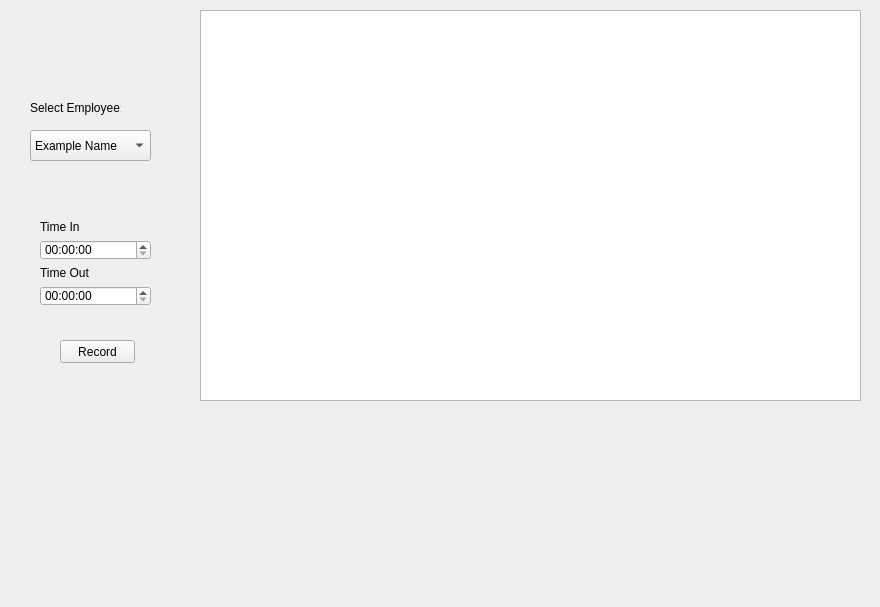
The window that Views/AppGUI.ui (AuCalloni/SDEV_220_Final_Project_Kobold) describes before a commit, drawn with Qt 5.
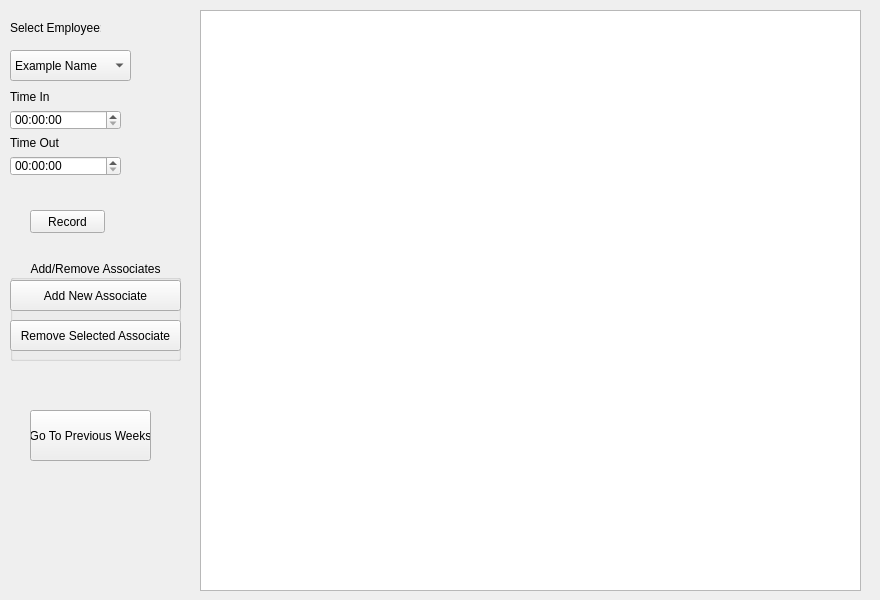
The same window after the commit.

Patch:
```diff
--- a/Views/AppGUI.ui
+++ b/Views/AppGUI.ui
@@ -7,7 +7,7 @@
     <x>0</x>
     <y>0</y>
     <width>880</width>
-    <height>607</height>
+    <height>600</height>
    </rect>
   </property>
   <property name="windowTitle">
@@ -17,8 +17,8 @@
    <widget class="QWidget" name="gridLayoutWidget">
     <property name="geometry">
      <rect>
-      <x>40</x>
-      <y>220</y>
+      <x>10</x>
+      <y>90</y>
       <width>111</width>
       <height>86</height>
      </rect>
@@ -52,15 +52,15 @@
       <x>200</x>
       <y>10</y>
       <width>661</width>
-      <height>391</height>
+      <height>581</height>
      </rect>
     </property>
    </widget>
    <widget class="QPushButton" name="record_button">
     <property name="geometry">
      <rect>
-      <x>60</x>
-      <y>340</y>
+      <x>30</x>
+      <y>210</y>
       <width>75</width>
       <height>23</height>
      </rect>
@@ -72,8 +72,8 @@
    <widget class="QComboBox" name="employee_combo">
     <property name="geometry">
      <rect>
-      <x>30</x>
-      <y>130</y>
+      <x>10</x>
+      <y>50</y>
       <width>121</width>
       <height>31</height>
      </rect>
@@ -92,8 +92,8 @@
    <widget class="QLabel" name="employee_label">
     <property name="geometry">
      <rect>
-      <x>30</x>
-      <y>100</y>
+      <x>10</x>
+      <y>20</y>
       <width>91</width>
       <height>16</height>
      </rect>
@@ -102,6 +102,61 @@
      <string>Select Employee: </string>
     </property>
    </widget>
+   <widget class="QGroupBox" name="associate_handler">
+    <property name="geometry">
+     <rect>
+      <x>10</x>
+      <y>260</y>
+      <width>171</width>
+      <height>101</height>
+     </rect>
+    </property>
+    <property name="title">
+     <string>Add/Remove Associates</string>
+    </property>
+    <property name="alignment">
+     <set>Qt::AlignCenter</set>
+    </property>
+    <widget class="QPushButton" name="add_associate">
+     <property name="geometry">
+      <rect>
+       <x>0</x>
+       <y>20</y>
+       <width>171</width>
+       <height>31</height>
+      </rect>
+     </property>
+     <property name="text">
+      <string>Add New Associate</string>
+     </property>
+    </widget>
+    <widget class="QPushButton" name="remove_associate">
+     <property name="geometry">
+      <rect>
+       <x>0</x>
+       <y>60</y>
+       <width>171</width>
+       <height>31</height>
+      </rect>
+     </property>
+     <property name="text">
+      <string>Remove Selected Associate</string>
+     </property>
+    </widget>
+   </widget>
+   <widget class="QPushButton" name="previous_weeks_button">
+    <property name="geometry">
+     <rect>
+      <x>30</x>
+      <y>410</y>
+      <width>121</width>
+      <height>51</height>
+     </rect>
+    </property>
+    <property name="text">
+     <string>Go To Previous Weeks</string>
+    </property>
+   </widget>
   </widget>
  </widget>
  <resources/>
```
Left out of the diff: 6 changed lines with no effect on the pictures.
